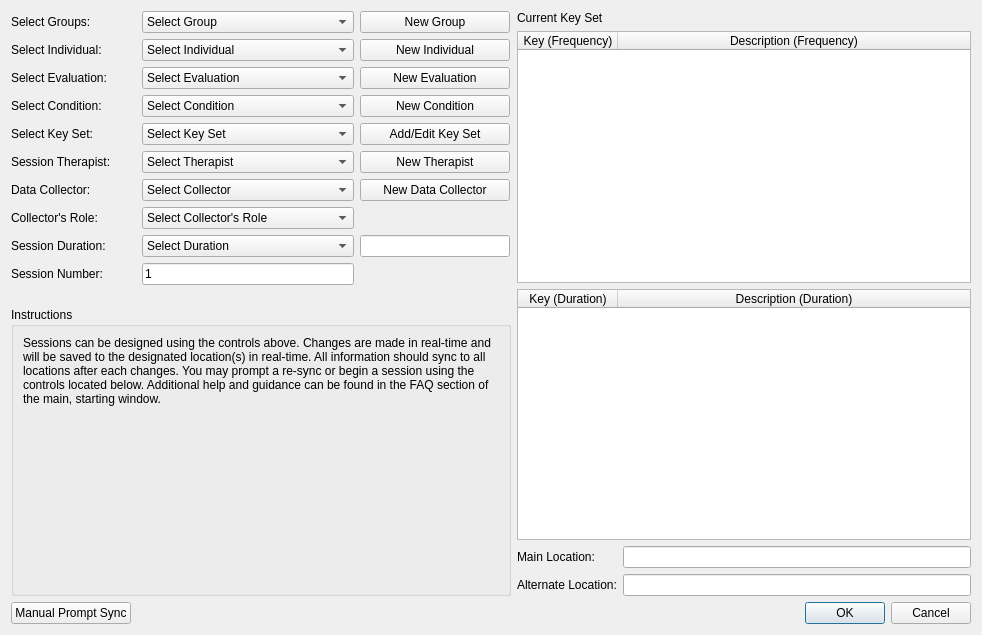
miyamot0/DataTracker3, file sessionwindow.ui: the form before one commit.
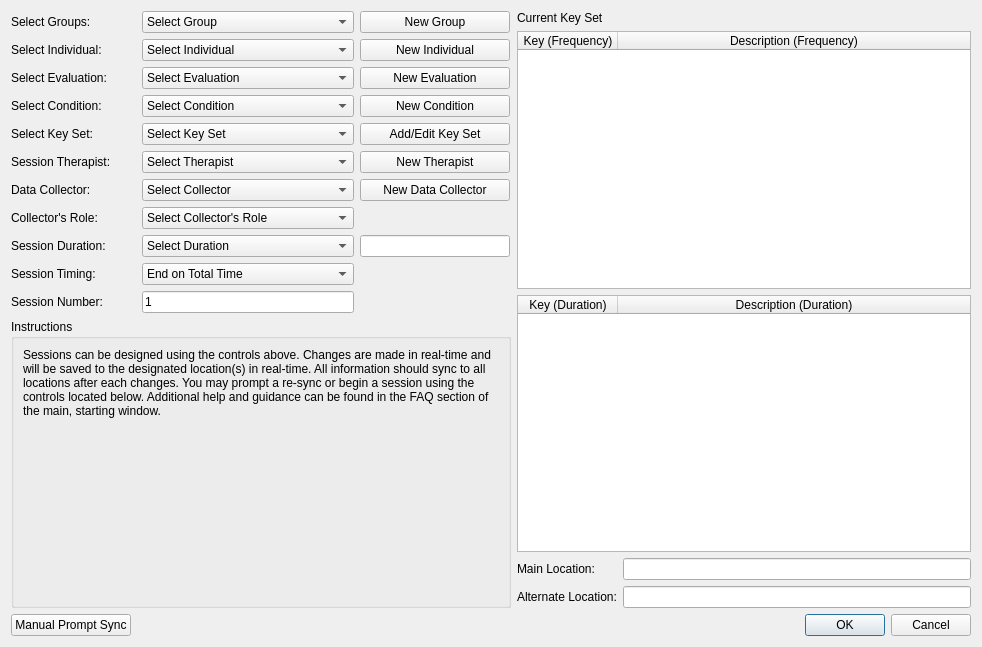
The form after the commit.

The edit to the form file:
```diff
--- a/sessionwindow.ui
+++ b/sessionwindow.ui
@@ -7,7 +7,7 @@
     <x>0</x>
     <y>0</y>
     <width>982</width>
-    <height>635</height>
+    <height>647</height>
    </rect>
   </property>
   <property name="windowTitle">
@@ -939,7 +939,7 @@
               </item>
              </layout>
             </item>
-            <item row="9" column="0">
+            <item row="10" column="0">
              <widget class="QLabel" name="labelSessionNumber">
               <property name="minimumSize">
                <size>
@@ -961,7 +961,7 @@
               </property>
              </widget>
             </item>
-            <item row="9" column="1">
+            <item row="10" column="1">
              <layout class="QHBoxLayout" name="layoutSessionNumber">
               <item>
                <widget class="QLineEdit" name="editSessionNumber">
@@ -1030,6 +1030,65 @@
               </item>
              </layout>
             </item>
+            <item row="9" column="0">
+             <widget class="QLabel" name="label_4">
+              <property name="minimumSize">
+               <size>
+                <width>125</width>
+                <height>0</height>
+               </size>
+              </property>
+              <property name="maximumSize">
+               <size>
+                <width>125</width>
+                <height>16777215</height>
+               </size>
+              </property>
+              <property name="text">
+               <string>Session Timing:</string>
+              </property>
+             </widget>
+            </item>
+            <item row="9" column="1">
+             <layout class="QHBoxLayout" name="horizontalLayout_2">
+              <item>
+               <widget class="QComboBox" name="comboBoxTiming">
+                <property name="minimumSize">
+                 <size>
+                  <width>212</width>
+                  <height>0</height>
+                 </size>
+                </property>
+                <property name="maximumSize">
+                 <size>
+                  <width>212</width>
+                  <height>16777215</height>
+                 </size>
+                </property>
+                <item>
+                 <property name="text">
+                  <string>End on Total Time</string>
+                 </property>
+                </item>
+                <item>
+                 <property name="text">
+                  <string>End on Schedule One Time</string>
+                 </property>
+                </item>
+                <item>
+                 <property name="text">
+                  <string>End on Schedule Two Time</string>
+                 </property>
+                </item>
+                <item>
+                 <property name="text">
+                  <string>End on Schedule Three Time</string>
+                 </property>
+                </item>
+               </widget>
+              </item>
+             </layout>
+            </item>
            </layout>
           </item>
           <item>
```
